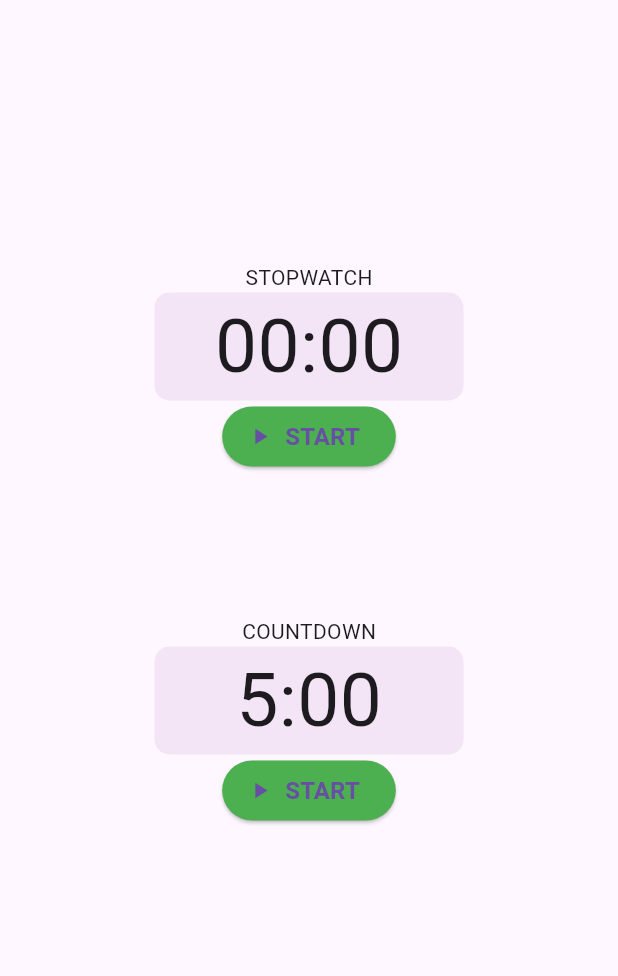
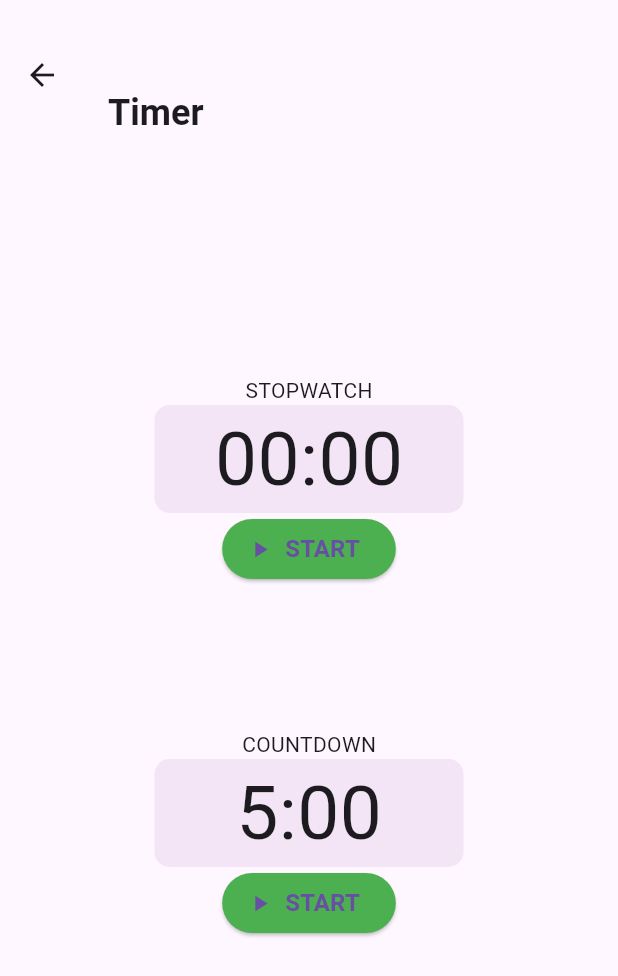
Before and after one commit to knuckledragger314/improv-tools, a Flutter app: the Timer screen opened directly, on a phone screen of 412 x 824 dp. Shown: the top 976 px of the screen. Run offline on Flutter 3.47's test engine with Material 3 defaults, Android fonts, the phone set to English and light mode, and no system bars; our stand-ins replace google_mobile_ads, styled_text; missing offline and left inert: flutter_email_sender; network calls fail.

Commit message:
refacotred suggestions and timer to have ad on top like other screens. handled landscape view of timer

```diff
--- a/lib/views/timer.dart
+++ b/lib/views/timer.dart
@@ -43,7 +43,32 @@ class _TimerState extends State<Timer> {
 
   @override
   Widget build(BuildContext context) {
-    return Center(
+    return Scaffold(
+      appBar: AppBar(
+        toolbarHeight: 100.0,
+          title: Column(
+        children: [
+          (_bannerAdTimerBottom != null)
+              ? Align(
+                  alignment: Alignment.topCenter,
+                  child: SizedBox(
+                    width: _bannerAdTimerBottom!.size.width.toDouble(),
+                    height: _bannerAdTimerBottom!.size.height.toDouble(),
+                    child: AdWidget(ad: _bannerAdTimerBottom!),
+                  ),
+                )
+              : const SizedBox(
+                  height: 50,
+                ),
+          const Text(
+            'Timer',
+            style: TextStyle(fontSize: 24.0, fontWeight: FontWeight.w700),
+          ),
+        ],
+      )),
+      body: Center(
+          child: SingleChildScrollView(
+        scrollDirection: Axis.vertical,
         child: Column(
           mainAxisAlignment: MainAxisAlignment.spaceBetween,
           children: [
@@ -56,19 +81,9 @@ class _TimerState extends State<Timer> {
                 CountdownTimer(),
               ],
             ),
-        (_bannerAdTimerBottom != null)
-            ? Align(
-                alignment: Alignment.topCenter,
-                child: SizedBox(
-                  width: _bannerAdTimerBottom!.size.width.toDouble(),
-                  height: _bannerAdTimerBottom!.size.height.toDouble(),
-                  child: AdWidget(ad: _bannerAdTimerBottom!),
+          ],
         ),
-              )
-            : const SizedBox(
-                height: 50,
-              ),
-      ],
-    ));
+      )),
+    );
   }
 }
```
Also changed, not shown: lib/views/suggestions.dart (+22 -24 lines). Lines whose indentation alone changed are shown as unchanged.
